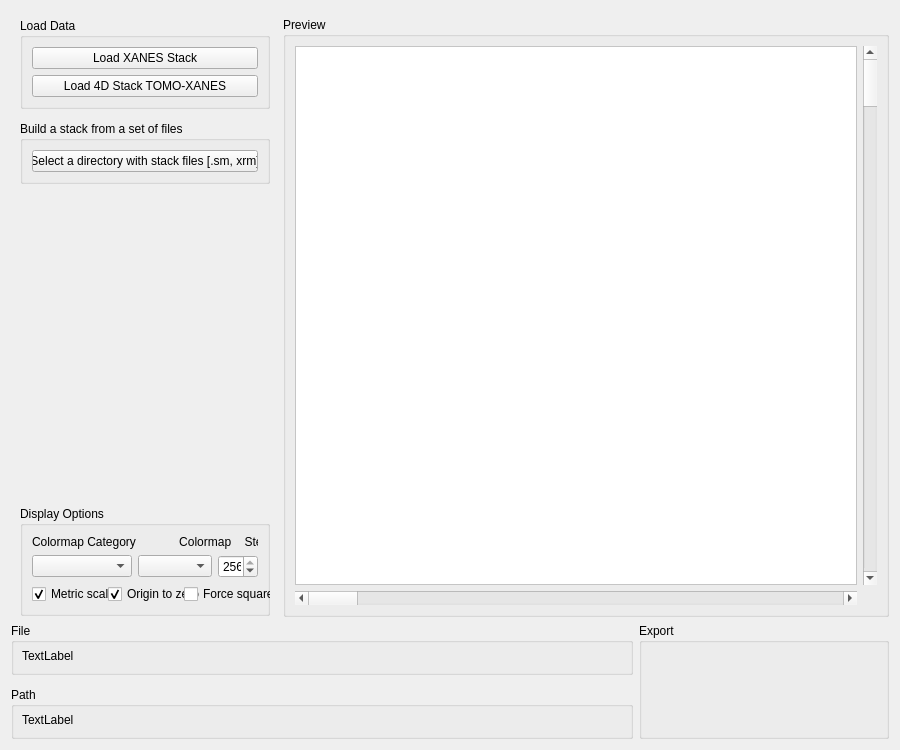
This is pageloaddata.ui in mlerotic/spectromicroscopy as Qt 5 draws it before an edit. The edited form follows.
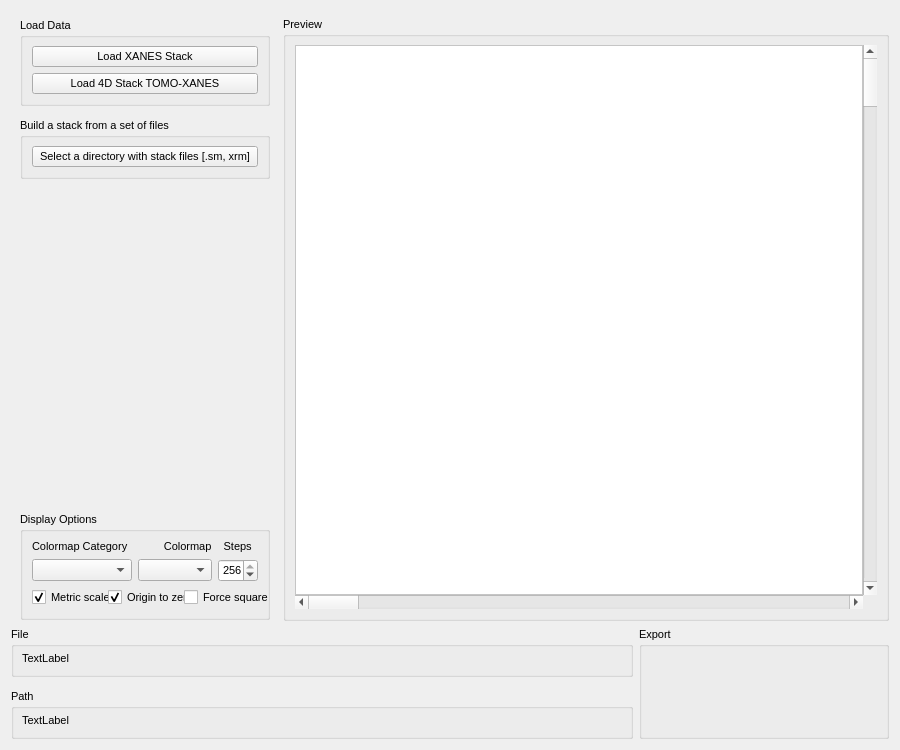
This is the edited form. Custom widgets are drawn as their Qt base class.

Commit message: GUI tweaks for Linux OS

Patch:
```diff
--- a/pageloaddata.ui
+++ b/pageloaddata.ui
@@ -36,6 +36,12 @@
          <verstretch>0</verstretch>
         </sizepolicy>
        </property>
+       <property name="font">
+        <font>
+         <family>Ubuntu</family>
+         <pointsize>8</pointsize>
+        </font>
+       </property>
        <layout class="QVBoxLayout" name="verticalLayout_2">
         <property name="spacing">
          <number>12</number>
@@ -66,12 +72,24 @@
             <height>16777215</height>
            </size>
           </property>
+          <property name="font">
+           <font>
+            <family>Ubuntu</family>
+            <pointsize>8</pointsize>
+           </font>
+          </property>
           <property name="title">
            <string>Load Data</string>
           </property>
           <layout class="QVBoxLayout" name="verticalLayout_5">
            <item>
             <widget class="QPushButton" name="button_multiload">
+             <property name="font">
+              <font>
+               <family>Ubuntu</family>
+               <pointsize>8</pointsize>
+              </font>
+             </property>
              <property name="text">
               <string>Load XANES Stack</string>
              </property>
@@ -79,6 +97,12 @@
            </item>
            <item>
             <widget class="QPushButton" name="button_4d">
+             <property name="font">
+              <font>
+               <family>Ubuntu</family>
+               <pointsize>8</pointsize>
+              </font>
+             </property>
              <property name="text">
               <string>Load 4D Stack TOMO-XANES</string>
              </property>
@@ -101,12 +125,30 @@
             <height>16777215</height>
            </size>
           </property>
+          <property name="font">
+           <font>
+            <family>Ubuntu</family>
+            <pointsize>8</pointsize>
+           </font>
+          </property>
           <property name="title">
            <string>Build a stack from a set of files</string>
           </property>
           <layout class="QVBoxLayout" name="verticalLayout_6">
            <item>
             <widget class="QPushButton" name="button_sm">
+             <property name="sizePolicy">
+              <sizepolicy hsizetype="Minimum" vsizetype="Maximum">
+               <horstretch>0</horstretch>
+               <verstretch>0</verstretch>
+              </sizepolicy>
+             </property>
+             <property name="font">
+              <font>
+               <family>Ubuntu</family>
+               <pointsize>8</pointsize>
+              </font>
+             </property>
              <property name="text">
               <string>Select a directory with stack files [.sm, xrm]</string>
              </property>
@@ -117,6 +159,12 @@
         </item>
         <item>
          <spacer name="verticalSpacer">
+          <property name="font">
+           <font>
+            <family>Ubuntu</family>
+            <pointsize>8</pointsize>
+           </font>
+          </property>
           <property name="orientation">
            <enum>Qt::Vertical</enum>
           </property>
@@ -148,6 +196,12 @@
             <height>16777215</height>
            </size>
           </property>
+          <property name="font">
+           <font>
+            <family>Ubuntu</family>
+            <pointsize>8</pointsize>
+           </font>
+          </property>
           <property name="title">
            <string>Display Options</string>
           </property>
@@ -160,8 +214,14 @@
                <height>15</height>
               </size>
              </property>
+             <property name="font">
+              <font>
+               <family>Ubuntu</family>
+               <pointsize>8</pointsize>
+              </font>
+             </property>
              <property name="text">
-              <string>Colormap Category             Colormap    Steps</string>
+              <string>Colormap Category            Colormap    Steps</string>
              </property>
             </widget>
            </item>
@@ -190,10 +250,23 @@
                  <height>16777215</height>
                 </size>
                </property>
+               <property name="font">
+                <font>
+                 <family>Ubuntu</family>
+                 <pointsize>8</pointsize>
+                </font>
+               </property>
               </widget>
              </item>
              <item>
-              <widget class="QComboBox" name="CMMapBox"/>
+              <widget class="QComboBox" name="CMMapBox">
+               <property name="font">
+                <font>
+                 <family>Ubuntu</family>
+                 <pointsize>8</pointsize>
+                </font>
+               </property>
+              </widget>
              </item>
              <item>
               <widget class="QSpinBox" name="StepSpin">
@@ -203,6 +276,12 @@
                  <height>16777215</height>
                 </size>
                </property>
+               <property name="font">
+                <font>
+                 <family>Ubuntu</family>
+                 <pointsize>8</pointsize>
+                </font>
+               </property>
                <property name="minimum">
                 <number>2</number>
                </property>
@@ -238,6 +317,12 @@
                  <height>16777215</height>
                 </size>
                </property>
+               <property name="font">
+                <font>
+                 <family>Ubuntu</family>
+                 <pointsize>8</pointsize>
+                </font>
+               </property>
                <property name="text">
                 <string>Metric scale</string>
                </property>
@@ -260,6 +345,12 @@
                  <height>16777215</height>
                 </size>
                </property>
+               <property name="font">
+                <font>
+                 <family>Ubuntu</family>
+                 <pointsize>8</pointsize>
+                </font>
+               </property>
                <property name="text">
                 <string>Origin to zero</string>
                </property>
@@ -282,6 +373,12 @@
                  <height>16777215</height>
                 </size>
                </property>
+               <property name="font">
+                <font>
+                 <family>Ubuntu</family>
+                 <pointsize>8</pointsize>
+                </font>
+               </property>
                <property name="autoFillBackground">
                 <bool>false</bool>
                </property>
@@ -307,6 +404,12 @@
              </item>
              <item>
               <spacer name="horizontalSpacer">
+               <property name="font">
+                <font>
+                 <family>Ubuntu</family>
+                 <pointsize>8</pointsize>
+                </font>
+               </property>
                <property name="orientation">
                 <enum>Qt::Horizontal</enum>
                </property>
@@ -334,12 +437,30 @@
          <verstretch>0</verstretch>
         </sizepolicy>
        </property>
+       <property name="font">
+        <font>
+         <family>Ubuntu</family>
+         <pointsize>8</pointsize>
+        </font>
+       </property>
        <property name="title">
         <string>Preview</string>
        </property>
        <layout class="QHBoxLayout" name="horizontalLayout_3">
         <item>
-         <layout class="QGridLayout" name="gridLayout_2">
+         <layout class="QGridLayout" name="gridLayout_2" columnstretch="0,0" columnminimumwidth="0,0">
+          <property name="sizeConstraint">
+           <enum>QLayout::SetDefaultConstraint</enum>
+          </property>
+          <property name="leftMargin">
+           <number>0</number>
+          </property>
+          <property name="rightMargin">
+           <number>0</number>
+          </property>
+          <property name="spacing">
+           <number>0</number>
+          </property>
           <item row="0" column="0">
            <widget class="GraphicsView" name="canvas">
             <property name="sizePolicy">
@@ -348,6 +469,12 @@
               <verstretch>0</verstretch>
              </sizepolicy>
             </property>
+            <property name="font">
+             <font>
+              <family>Ubuntu</family>
+              <pointsize>8</pointsize>
+             </font>
+            </property>
             <property name="styleSheet">
              <string notr="true">background: white</string>
             </property>
@@ -355,13 +482,47 @@
           </item>
           <item row="0" column="1">
            <widget class="QScrollBar" name="slider_eng">
+            <property name="sizePolicy">
+             <sizepolicy hsizetype="Fixed" vsizetype="Minimum">
+              <horstretch>0</horstretch>
+              <verstretch>0</verstretch>
+             </sizepolicy>
+            </property>
+            <property name="minimumSize">
+             <size>
+              <width>0</width>
+              <height>0</height>
+             </size>
+            </property>
+            <property name="baseSize">
+             <size>
+              <width>0</width>
+              <height>0</height>
+             </size>
+            </property>
+            <property name="font">
+             <font>
+              <family>Ubuntu</family>
+              <pointsize>8</pointsize>
+              <kerning>false</kerning>
+             </font>
+            </property>
             <property name="orientation">
              <enum>Qt::Vertical</enum>
             </property>
+            <property name="invertedAppearance">
+             <bool>false</bool>
+            </property>
            </widget>
           </item>
           <item row="1" column="0">
            <widget class="QScrollBar" name="slider_theta">
+            <property name="font">
+             <font>
+              <family>Ubuntu</family>
+              <pointsize>8</pointsize>
+             </font>
+            </property>
             <property name="orientation">
              <enum>Qt::Horizontal</enum>
             </property>
@@ -399,6 +560,12 @@
          <height>16777215</height>
         </size>
        </property>
+       <property name="font">
+        <font>
+         <family>Ubuntu</family>
+         <pointsize>8</pointsize>
+        </font>
+       </property>
        <property name="title">
         <string>Export</string>
        </property>
@@ -417,6 +584,12 @@
        </property>
        <item>
         <widget class="QGroupBox" name="groupBox_5">
+         <property name="font">
+          <font>
+           <family>Ubuntu</family>
+           <pointsize>8</pointsize>
+          </font>
+         </property>
          <property name="title">
           <string>File</string>
          </property>
@@ -438,6 +611,12 @@
           </property>
           <item>
            <widget class="QLabel" name="tc_file">
+            <property name="font">
+             <font>
+              <family>Ubuntu</family>
+              <pointsize>8</pointsize>
+             </font>
+            </property>
             <property name="text">
              <string>TextLabel</string>
             </property>
@@ -448,6 +627,12 @@
        </item>
        <item>
         <widget class="QGroupBox" name="groupBox_4">
+         <property name="font">
+          <font>
+           <family>Ubuntu</family>
+           <pointsize>8</pointsize>
+          </font>
+         </property>
          <property name="title">
           <string>Path</string>
          </property>
@@ -469,6 +654,12 @@
             <property name="enabled">
              <bool>true</bool>
             </property>
+            <property name="font">
+             <font>
+              <family>Ubuntu</family>
+              <pointsize>8</pointsize>
+             </font>
+            </property>
             <property name="text">
              <string>TextLabel</string>
             </property>
```
The commit also changes 2 other files.
